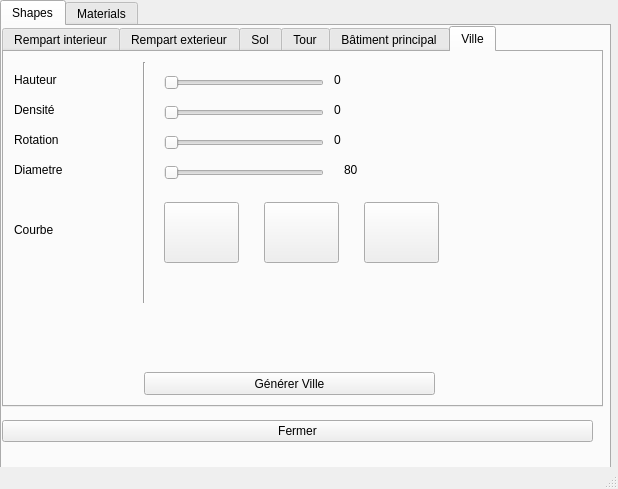
Above: Castle.ui from Ghostmoonk/maya-python-castle before the change. Below: the same form after it.
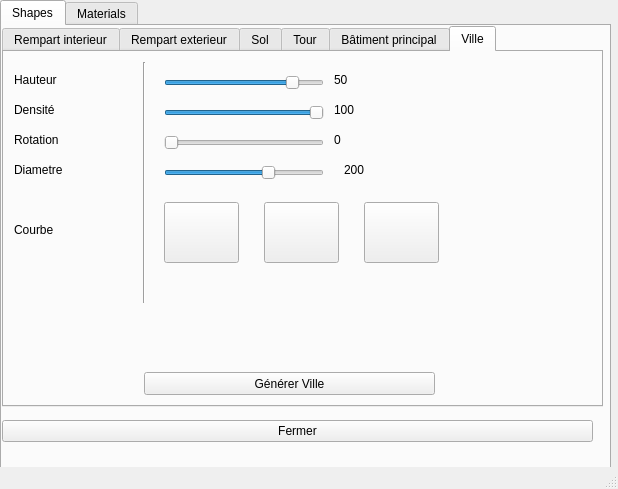
That is the form after the change. The open tabs and pages were chosen to show the change. Icons and pictures are not drawn.

The edit to the form file:
```diff
--- a/Castle.ui
+++ b/Castle.ui
@@ -1490,6 +1490,9 @@
         <property name="singleStep">
          <number>0</number>
         </property>
+        <property name="value">
+         <number>50</number>
+        </property>
         <property name="orientation">
          <enum>Qt::Horizontal</enum>
         </property>
@@ -1506,6 +1509,9 @@
         <property name="maximum">
          <number>100</number>
         </property>
+        <property name="value">
+         <number>100</number>
+        </property>
         <property name="orientation">
          <enum>Qt::Horizontal</enum>
         </property>
@@ -1567,6 +1573,9 @@
         <property name="maximum">
          <number>260</number>
         </property>
+        <property name="value">
+         <number>200</number>
+        </property>
         <property name="orientation">
          <enum>Qt::Horizontal</enum>
         </property>
@@ -1581,7 +1590,7 @@
          </rect>
         </property>
         <property name="text">
-         <string>0</string>
+         <string>50</string>
         </property>
        </widget>
        <widget class="QLabel" name="label_68">
@@ -1594,7 +1603,7 @@
          </rect>
         </property>
         <property name="text">
-         <string>0</string>
+         <string>100</string>
         </property>
        </widget>
        <widget class="QLabel" name="label_74">
@@ -1620,7 +1629,7 @@
          </rect>
         </property>
         <property name="text">
-         <string>80</string>
+         <string>200</string>
         </property>
        </widget>
        <widget class="QLabel" name="label_69">
```
Left out of the diff: 4 changed lines with no effect on the pictures.
